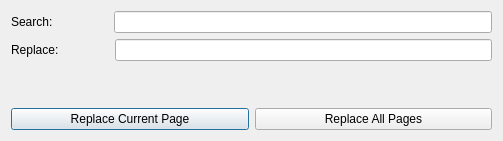
Qt form ui/ReplaceDialog.ui (rudrabhoj/decipher_text) before a commit.
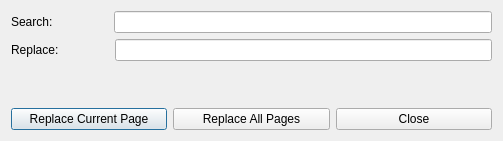
The same form after that commit.

Commit message: Added Interface.ReplaceDialog to replace common ocr errors on fly.

Patch:
```diff
--- a/ui/ReplaceDialog.ui
+++ b/ui/ReplaceDialog.ui
@@ -108,6 +108,13 @@
          </property>
         </widget>
        </item>
+       <item>
+        <widget class="QPushButton" name="closeButton">
+         <property name="text">
+          <string>Close</string>
+         </property>
+        </widget>
+       </item>
       </layout>
      </item>
     </layout>
```
The commit also changes 5 other files.
